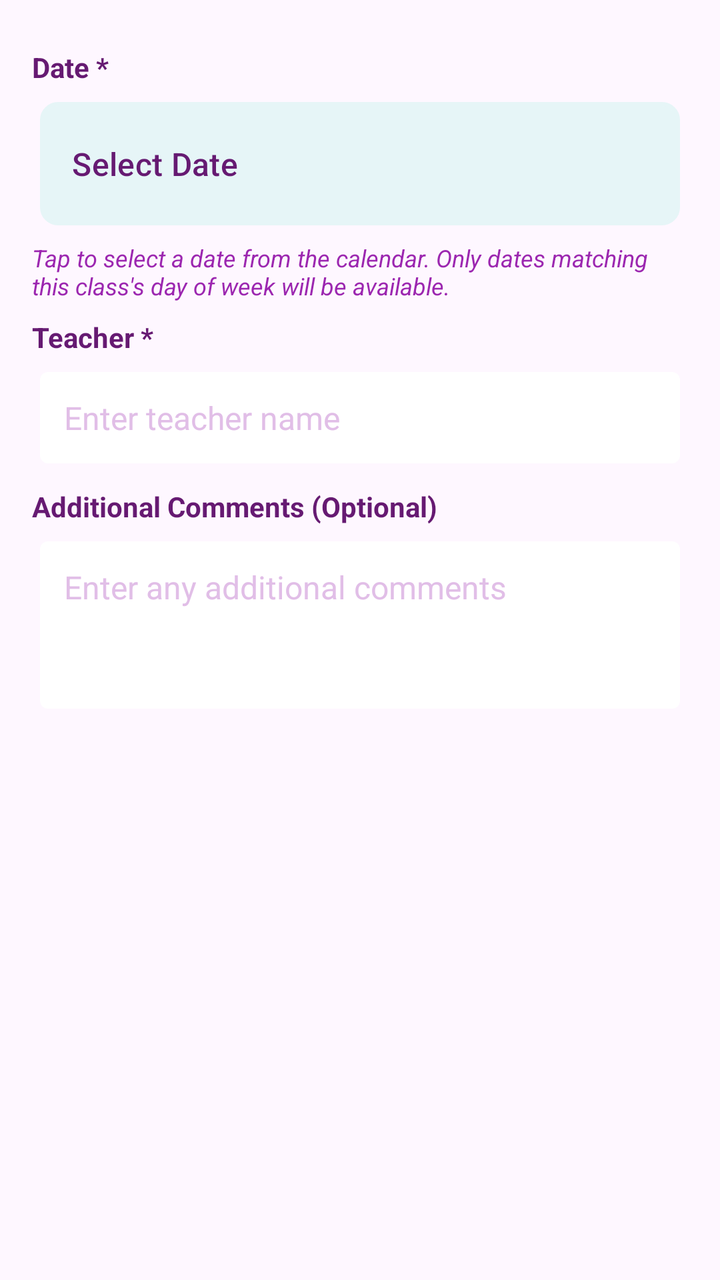
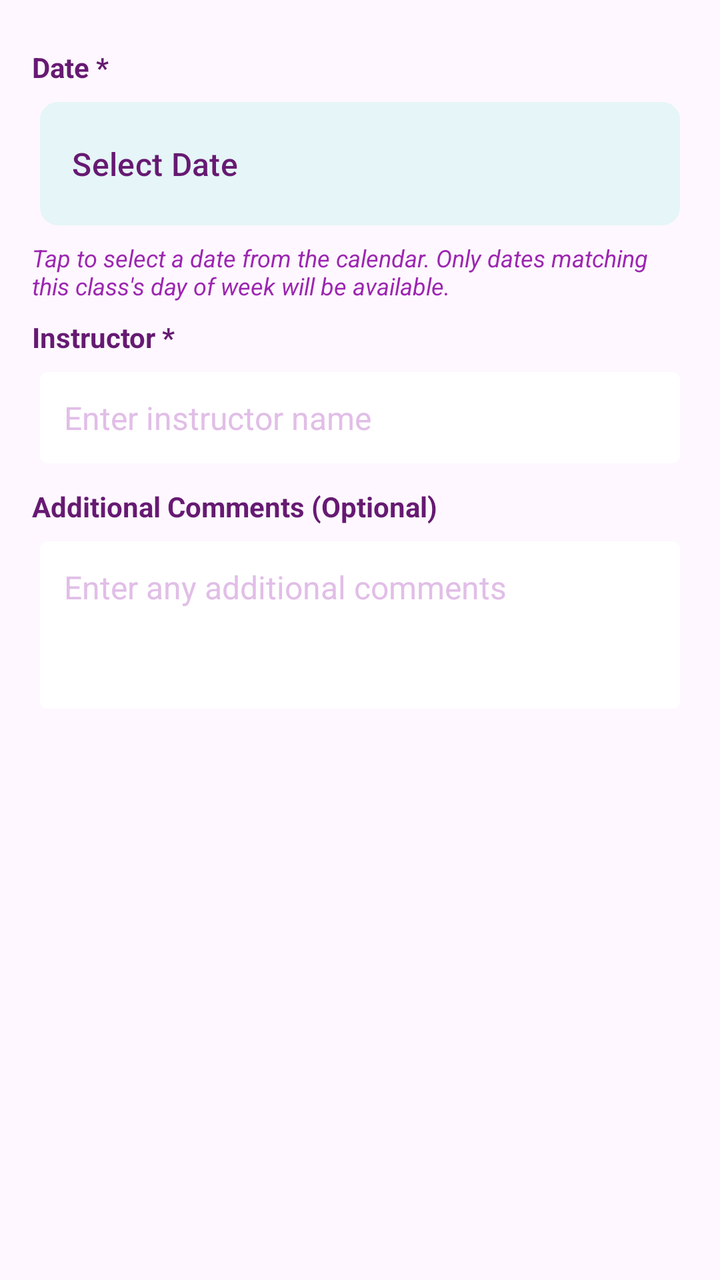

Screens rendered from an Android XML layout before and after an edit, with the pre-edit source and the edit as a unified diff.
<!-- AndroidManifest.xml: application theme Theme.Yogaadminapp -->
<!-- res/layout/dialog_add_class_instance.xml -->
<?xml version="1.0" encoding="utf-8"?>
<LinearLayout xmlns:android="http://schemas.android.com/apk/res/android"
    android:layout_width="match_parent"
    android:layout_height="wrap_content"
    android:orientation="vertical"
    android:padding="16dp">

    
    <TextView
        style="@style/LabelStyle"
        android:layout_width="wrap_content"
        android:layout_height="wrap_content"
        android:text="Date *" />

    <Button
        android:id="@+id/btn_select_date"
        style="@style/MenuButtonStyle"
        android:layout_width="match_parent"
        android:layout_height="wrap_content"
        android:layout_marginBottom="8dp"
        android:text="Select Date"
        android:gravity="start|center_vertical"
        android:paddingStart="16dp"
        android:paddingEnd="16dp" />

    <TextView
        android:layout_width="match_parent"
        android:layout_height="wrap_content"
        android:layout_marginTop="4dp"
        android:text="Tap to select a date from the calendar. Only dates matching this class's day of week will be available."
        android:textColor="@color/medium_purple"
        android:textSize="12sp"
        android:textStyle="italic" />

    
    <TextView
        style="@style/LabelStyle"
        android:layout_width="wrap_content"
        android:layout_height="wrap_content"
        android:text="Teacher *" />

    <EditText
        android:id="@+id/et_teacher"
        style="@style/InputFieldStyle"
        android:layout_width="match_parent"
        android:layout_height="wrap_content"
        android:hint="Enter teacher name"
        android:inputType="textPersonName" />

    
    <TextView
        style="@style/LabelStyle"
        android:layout_width="wrap_content"
        android:layout_height="wrap_content"
        android:text="Additional Comments (Optional)" />

    <EditText
        android:id="@+id/et_comments"
        style="@style/InputFieldStyle"
        android:layout_width="match_parent"
        android:layout_height="wrap_content"
        android:gravity="top"
        android:hint="Enter any additional comments"
        android:inputType="textMultiLine"
        android:lines="3" />

</LinearLayout>
<!-- resources referenced by this layout -->
<resources>
  <color name="medium_purple">#9C27B0</color>
  <style name="InputFieldStyle">
          <item name="android:background">@drawable/input_background</item>
          <item name="android:padding">12dp</item>
          <item name="android:textSize">16sp</item>
          <item name="android:textColor">@color/medium_purple</item>
          <item name="android:textColorHint">@color/light_purple_2</item>
          <item name="android:layout_margin">4dp</item>
      </style>
  <style name="LabelStyle">
          <item name="android:textColor">@color/dark_purple</item>
          <item name="android:textSize">14sp</item>
          <item name="android:textStyle">bold</item>
          <item name="android:layout_marginTop">8dp</item>
          <item name="android:layout_marginBottom">4dp</item>
      </style>
  <style name="MenuButtonStyle">
          <item name="android:background">@drawable/button_background</item>
          <item name="android:textColor">@color/dark_purple</item>
          <item name="android:textSize">16sp</item>
          <item name="android:padding">16dp</item>
          <item name="android:layout_margin">4dp</item>
          <item name="android:textAllCaps">false</item>
          <item name="android:elevation">0dp</item>
          <item name="android:translationZ">0dp</item>
          <item name="android:stateListAnimator">@null</item>
          <item name="backgroundTint">@null</item>
          <item name="android:backgroundTint">@null</item>
      </style>
  <style name="Theme.Yogaadminapp" parent="Base.Theme.Yogaadminapp" />
  <!-- drawable input_background (drawable) -->
  <?xml version="1.0" encoding="utf-8"?>
  <shape xmlns:android="http://schemas.android.com/apk/res/android">
      <solid android:color="@color/white" />
      <corners android:radius="4dp" />
  </shape>
  <color name="light_purple_2">#E1BEE7</color>
  <color name="dark_purple">#661a72</color>
  <!-- drawable button_background (drawable) -->
  <?xml version="1.0" encoding="utf-8"?>
  <shape xmlns:android="http://schemas.android.com/apk/res/android">
      <solid android:color="@color/mint_green" />
      <corners android:radius="8dp" />
      <stroke
          android:width="2dp"
          android:color="@color/mint_green" />
  </shape>
  <style name="Base.Theme.Yogaadminapp" parent="Theme.Material3.DayNight.NoActionBar">
          
          
          
          
          <item name="android:windowContentTransitions">false</item>
          <item name="android:windowActivityTransitions">false</item>
      </style>
  <color name="white">#FFFFFFFF</color>
  <color name="mint_green">#e6f5f7</color>
</resources>

<!-- the commit's change to res/layout/dialog_add_class_instance.xml (unified diff, before → after) -->
@@ -14,7 +14,7 @@
 
     <Button
         android:id="@+id/btn_select_date"
-        style="@style/MenuButtonStyle"
+        style="@style/ButtonStyle"
         android:layout_width="match_parent"
         android:layout_height="wrap_content"
         android:layout_marginBottom="8dp"
@@ -37,14 +37,14 @@
         style="@style/LabelStyle"
         android:layout_width="wrap_content"
         android:layout_height="wrap_content"
-        android:text="Teacher *" />
+        android:text="Instructor *" />
 
     <EditText
-        android:id="@+id/et_teacher"
+        android:id="@+id/et_instructor"
         style="@style/InputFieldStyle"
         android:layout_width="match_parent"
         android:layout_height="wrap_content"
-        android:hint="Enter teacher name"
+        android:hint="Enter instructor name"
         android:inputType="textPersonName" />
 
     
<!-- resource entries referenced after the edit -->
@@ -1,6 +1,19 @@
 <!-- resources referenced by this layout -->
 <resources>
   <color name="medium_purple">#9C27B0</color>
+  <style name="ButtonStyle">
+          <item name="android:background">@drawable/button_background</item>
+          <item name="android:textColor">@color/dark_purple</item>
+          <item name="android:textSize">16sp</item>
+          <item name="android:padding">16dp</item>
+          <item name="android:layout_margin">4dp</item>
+          <item name="android:textAllCaps">false</item>
+          <item name="android:elevation">0dp</item>
+          <item name="android:translationZ">0dp</item>
+          <item name="android:stateListAnimator">@null</item>
+          <item name="backgroundTint">@null</item>
+          <item name="android:backgroundTint">@null</item>
+      </style>
   <style name="InputFieldStyle">
           <item name="android:background">@drawable/input_background</item>
           <item name="android:padding">12dp</item>
@@ -15,19 +28,6 @@
           <item name="android:textStyle">bold</item>
           <item name="android:layout_marginTop">8dp</item>
           <item name="android:layout_marginBottom">4dp</item>
-      </style>
-  <style name="MenuButtonStyle">
-          <item name="android:background">@drawable/button_background</item>
-          <item name="android:textColor">@color/dark_purple</item>
-          <item name="android:textSize">16sp</item>
-          <item name="android:padding">16dp</item>
-          <item name="android:layout_margin">4dp</item>
-          <item name="android:textAllCaps">false</item>
-          <item name="android:elevation">0dp</item>
-          <item name="android:translationZ">0dp</item>
-          <item name="android:stateListAnimator">@null</item>
-          <item name="backgroundTint">@null</item>
-          <item name="android:backgroundTint">@null</item>
       </style>
   <style name="Theme.Yogaadminapp" parent="Base.Theme.Yogaadminapp" />
   <!-- drawable input_background (drawable) -->
